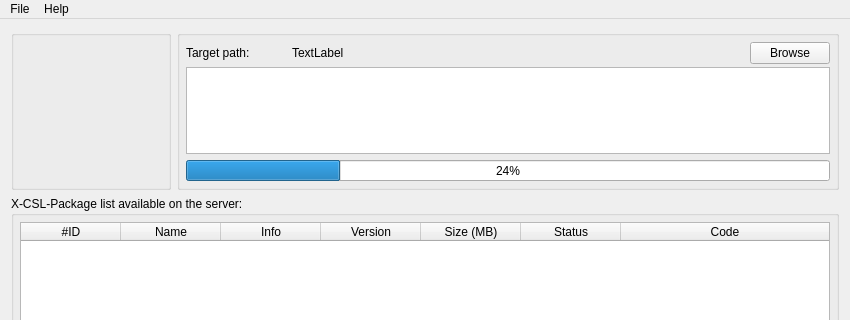
Old version of the form src/mainwindow.ui in the repository steptosky/x-csl-updater; both pictures show x 0 to 850 and y 0 to 320 of the 850 by 615 pixel window.
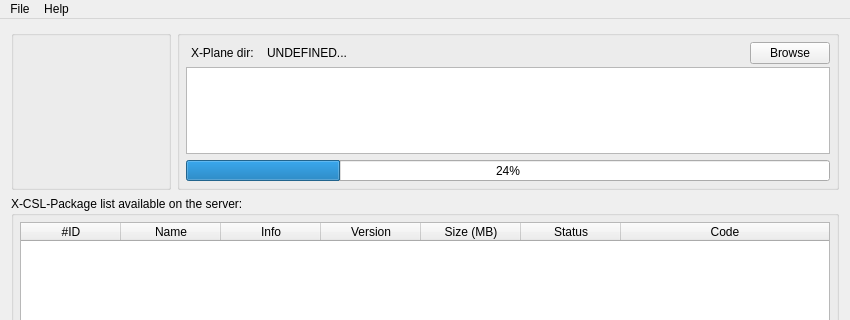
New version of the form. Icons and pictures are not drawn.

Commit message: renaming and little fixes for mainwindow ui

```diff
--- a/src/mainwindow.ui
+++ b/src/mainwindow.ui
@@ -129,14 +129,23 @@
            <property name="spacing">
             <number>6</number>
            </property>
+           <property name="leftMargin">
+            <number>5</number>
+           </property>
            <property name="topMargin">
             <number>0</number>
            </property>
            <item>
             <widget class="QLabel" name="label_5">
+             <property name="minimumSize">
+              <size>
+               <width>70</width>
+               <height>0</height>
+              </size>
+             </property>
              <property name="maximumSize">
               <size>
-               <width>100</width>
+               <width>0</width>
                <height>15</height>
               </size>
              </property>
@@ -144,12 +153,18 @@
               <enum>Qt::NoContextMenu</enum>
              </property>
              <property name="text">
-              <string>Target path:</string>
+              <string>X-Plane dir:</string>
              </property>
             </widget>
            </item>
            <item>
             <widget class="QLabel" name="curPathLabel">
+             <property name="minimumSize">
+              <size>
+               <width>300</width>
+               <height>0</height>
+              </size>
+             </property>
              <property name="maximumSize">
               <size>
                <width>16777215</width>
@@ -160,7 +175,7 @@
               <enum>Qt::NoContextMenu</enum>
              </property>
              <property name="text">
-              <string>TextLabel</string>
+              <string>UNDEFINED...</string>
              </property>
             </widget>
            </item>
```
Left out of the diff: 34 changed lines with no effect on the pictures. The commit also changes 5 other files.
